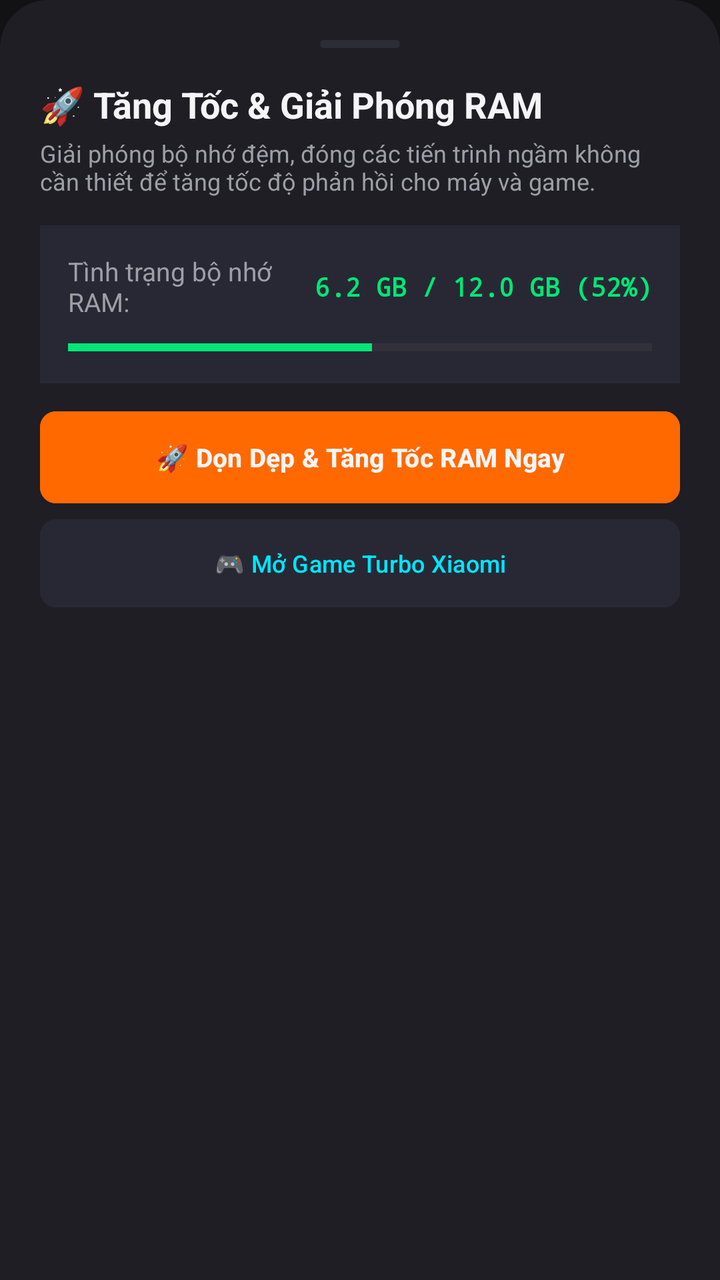
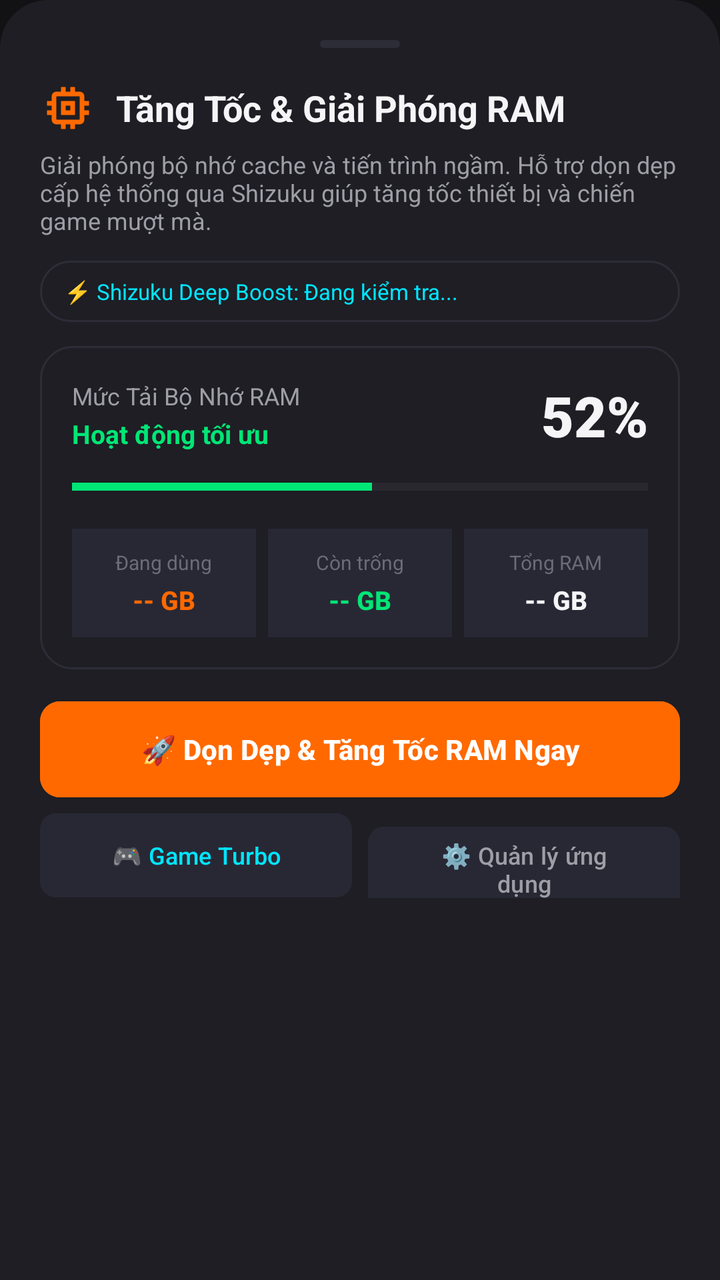

An Android layout rendered at two revisions. The XML below is the earlier revision; the diff shows what the commit changed to produce the second picture.
<!-- AndroidManifest.xml: application theme Theme.ToolXiaomi -->
<!-- res/layout/bottom_sheet_ram.xml -->
<?xml version="1.0" encoding="utf-8"?>
<androidx.core.widget.NestedScrollView xmlns:android="http://schemas.android.com/apk/res/android"
    xmlns:app="http://schemas.android.com/apk/res-auto"
    android:layout_width="match_parent"
    android:layout_height="wrap_content"
    android:background="@drawable/bg_bottom_sheet"
    android:fillViewport="true"
    android:overScrollMode="never">

    <LinearLayout
        android:layout_width="match_parent"
        android:layout_height="wrap_content"
        android:orientation="vertical"
        android:padding="20dp">

        
        <View
            android:layout_width="40dp"
            android:layout_height="4dp"
            android:layout_gravity="center_horizontal"
            android:layout_marginBottom="16dp"
            android:background="@drawable/bg_drag_handle" />

        <TextView
            android:layout_width="wrap_content"
            android:layout_height="wrap_content"
            android:text="🚀 Tăng Tốc &amp; Giải Phóng RAM"
            android:textColor="@color/text_primary"
            android:textSize="18sp"
            android:textStyle="bold" />

        <TextView
            android:layout_width="wrap_content"
            android:layout_height="wrap_content"
            android:layout_marginTop="4dp"
            android:text="Giải phóng bộ nhớ đệm, đóng các tiến trình ngầm không cần thiết để tăng tốc độ phản hồi cho máy và game."
            android:textColor="@color/text_secondary"
            android:textSize="12sp" />

        
        <LinearLayout
            android:layout_width="match_parent"
            android:layout_height="wrap_content"
            android:layout_marginTop="14dp"
            android:background="@color/card_highlight"
            android:orientation="vertical"
            android:padding="14dp">

            <LinearLayout
                android:layout_width="match_parent"
                android:layout_height="wrap_content"
                android:gravity="center_vertical"
                android:orientation="horizontal">

                <TextView
                    android:layout_width="0dp"
                    android:layout_height="wrap_content"
                    android:layout_weight="1"
                    android:text="Tình trạng bộ nhớ RAM:"
                    android:textColor="@color/text_secondary"
                    android:textSize="13sp" />

                <TextView
                    android:id="@+id/bs_tv_ram_stats"
                    android:layout_width="wrap_content"
                    android:layout_height="wrap_content"
                    android:fontFamily="monospace"
                    android:text="6.2 GB / 12.0 GB (52%)"
                    android:textColor="@color/neon_green"
                    android:textSize="13sp"
                    android:textStyle="bold" />
            </LinearLayout>

            <ProgressBar
                android:id="@+id/bs_pb_ram_usage"
                style="?android:attr/progressBarStyleHorizontal"
                android:layout_width="match_parent"
                android:layout_height="8dp"
                android:layout_marginTop="10dp"
                android:max="100"
                android:progress="52"
                android:progressTint="@color/neon_green" />
        </LinearLayout>

        <com.google.android.material.button.MaterialButton
            android:id="@+id/bs_btn_boost_ram"
            android:layout_width="match_parent"
            android:layout_height="wrap_content"
            android:layout_marginTop="14dp"
            android:minHeight="46dp"
            android:backgroundTint="@color/mi_orange"
            android:insetTop="0dp"
            android:insetBottom="0dp"
            android:text="🚀 Dọn Dẹp &amp; Tăng Tốc RAM Ngay"
            android:textColor="@color/text_primary"
            android:textSize="13sp"
            android:textStyle="bold"
            app:cornerRadius="8dp" />

        <com.google.android.material.button.MaterialButton
            android:id="@+id/bs_btn_open_game_turbo"
            android:layout_width="match_parent"
            android:layout_height="wrap_content"
            android:layout_marginTop="8dp"
            android:minHeight="44dp"
            android:backgroundTint="@color/card_highlight"
            android:insetTop="0dp"
            android:insetBottom="0dp"
            android:text="🎮 Mở Game Turbo Xiaomi"
            android:textColor="@color/neon_cyan"
            android:textSize="12sp"
            app:cornerRadius="8dp" />

    </LinearLayout>

</androidx.core.widget.NestedScrollView>
<!-- resources referenced by this layout -->
<resources>
  <color name="card_highlight">#282834</color>
  <color name="mi_orange">#FF6900</color>
  <color name="neon_cyan">#00E5FF</color>
  <color name="neon_green">#00E676</color>
  <color name="text_primary">#F5F5F7</color>
  <color name="text_secondary">#9E9EA7</color>
  <!-- drawable bg_bottom_sheet (drawable) -->
  <?xml version="1.0" encoding="utf-8"?>
  <shape xmlns:android="http://schemas.android.com/apk/res/android"
      android:shape="rectangle">
      <solid android:color="@color/card_dark" />
      <corners
          android:topLeftRadius="24dp"
          android:topRightRadius="24dp" />
  </shape>
  <!-- drawable bg_drag_handle (drawable) -->
  <?xml version="1.0" encoding="utf-8"?>
  <shape xmlns:android="http://schemas.android.com/apk/res/android"
      android:shape="rectangle">
      <solid android:color="@color/card_dark_stroke" />
      <corners android:radius="2dp" />
  </shape>
  <style name="Theme.ToolXiaomi" parent="Theme.Material3.DayNight.NoActionBar">
          <item name="colorPrimary">@color/mi_orange</item>
          <item name="colorPrimaryVariant">@color/mi_orange_dark</item>
          <item name="colorOnPrimary">#FFFFFF</item>
          <item name="android:statusBarColor">@color/bg_dark</item>
          <item name="android:navigationBarColor">@color/bg_dark</item>
          <item name="android:windowBackground">@color/bg_dark</item>
      </style>
  <color name="card_dark">#1E1E24</color>
  <color name="card_dark_stroke">#2D2D38</color>
  <color name="mi_orange_dark">#E55D00</color>
  <color name="bg_dark">#121214</color>
</resources>

<!-- the commit's change to res/layout/bottom_sheet_ram.xml (unified diff, before → after) -->
@@ -21,95 +21,326 @@
             android:layout_marginBottom="16dp"
             android:background="@drawable/bg_drag_handle" />
 
+        
+        <LinearLayout
+            android:layout_width="match_parent"
+            android:layout_height="wrap_content"
+            android:gravity="center_vertical"
+            android:orientation="horizontal">
+
+            <ImageView
+                android:layout_width="28dp"
+                android:layout_height="28dp"
+                android:contentDescription="RAM Icon"
+                android:src="@drawable/ic_ram"
+                app:tint="@color/mi_orange" />
+
+            <TextView
+                android:layout_width="0dp"
+                android:layout_height="wrap_content"
+                android:layout_marginStart="10dp"
+                android:layout_weight="1"
+                android:text="Tăng Tốc &amp; Giải Phóng RAM"
+                android:textColor="@color/text_primary"
+                android:textSize="18sp"
+                android:textStyle="bold" />
+        </LinearLayout>
+
         <TextView
             android:layout_width="wrap_content"
             android:layout_height="wrap_content"
-            android:text="🚀 Tăng Tốc &amp; Giải Phóng RAM"
-            android:textColor="@color/text_primary"
-            android:textSize="18sp"
-            android:textStyle="bold" />
-
-        <TextView
-            android:layout_width="wrap_content"
-            android:layout_height="wrap_content"
-            android:layout_marginTop="4dp"
-            android:text="Giải phóng bộ nhớ đệm, đóng các tiến trình ngầm không cần thiết để tăng tốc độ phản hồi cho máy và game."
+            android:layout_marginTop="6dp"
+            android:text="Giải phóng bộ nhớ cache và tiến trình ngầm. Hỗ trợ dọn dẹp cấp hệ thống qua Shizuku giúp tăng tốc thiết bị và chiến game mượt mà."
             android:textColor="@color/text_secondary"
             android:textSize="12sp" />
 
         
         <LinearLayout
-            android:layout_width="match_parent"
-            android:layout_height="wrap_content"
-            android:layout_marginTop="14dp"
-            android:background="@color/card_highlight"
+            android:id="@+id/bs_layout_shizuku_badge"
+            android:layout_width="match_parent"
+            android:layout_height="wrap_content"
+            android:layout_marginTop="12dp"
+            android:background="@drawable/bg_card_rounded"
+            android:gravity="center_vertical"
+            android:orientation="horizontal"
+            android:paddingStart="12dp"
+            android:paddingTop="8dp"
+            android:paddingEnd="12dp"
+            android:paddingBottom="8dp">
+
+            <TextView
+                android:id="@+id/bs_tv_shizuku_status"
+                android:layout_width="match_parent"
+                android:layout_height="wrap_content"
+                android:text="⚡ Shizuku Deep Boost: Đang kiểm tra..."
+                android:textColor="@color/neon_cyan"
+                android:textSize="11sp" />
+        </LinearLayout>
+
+        
+        <LinearLayout
+            android:layout_width="match_parent"
+            android:layout_height="wrap_content"
+            android:layout_marginTop="12dp"
+            android:background="@drawable/bg_card_rounded"
             android:orientation="vertical"
-            android:padding="14dp">
-
+            android:padding="16dp">
+
+            
             <LinearLayout
                 android:layout_width="match_parent"
                 android:layout_height="wrap_content"
                 android:gravity="center_vertical"
                 android:orientation="horizontal">
 
+                <LinearLayout
+                    android:layout_width="0dp"
+                    android:layout_height="wrap_content"
+                    android:layout_weight="1"
+                    android:orientation="vertical">
+
+                    <TextView
+                        android:layout_width="wrap_content"
+                        android:layout_height="wrap_content"
+                        android:text="Mức Tải Bộ Nhớ RAM"
+                        android:textColor="@color/text_secondary"
+                        android:textSize="12sp" />
+
+                    <TextView
+                        android:id="@+id/bs_tv_ram_level_desc"
+                        android:layout_width="wrap_content"
+                        android:layout_height="wrap_content"
+                        android:layout_marginTop="2dp"
+                        android:text="Hoạt động tối ưu"
+                        android:textColor="@color/neon_green"
+                        android:textSize="13sp"
+                        android:textStyle="bold" />
+                </LinearLayout>
+
                 <TextView
-                    android:layout_width="0dp"
-                    android:layout_height="wrap_content"
-                    android:layout_weight="1"
-                    android:text="Tình trạng bộ nhớ RAM:"
-                    android:textColor="@color/text_secondary"
-                    android:textSize="13sp" />
-
-                <TextView
-                    android:id="@+id/bs_tv_ram_stats"
+                    android:id="@+id/bs_tv_ram_percent"
                     android:layout_width="wrap_content"
                     android:layout_height="wrap_content"
-                    android:fontFamily="monospace"
-                    android:text="6.2 GB / 12.0 GB (52%)"
-                    android:textColor="@color/neon_green"
-                    android:textSize="13sp"
-                    android:textStyle="bold" />
+                    android:fontFamily="sans-serif-black"
+                    android:text="52%"
+                    android:textColor="@color/text_primary"
+                    android:textSize="28sp" />
             </LinearLayout>
 
+            
             <ProgressBar
                 android:id="@+id/bs_pb_ram_usage"
                 style="?android:attr/progressBarStyleHorizontal"
                 android:layout_width="match_parent"
-                android:layout_height="8dp"
-                android:layout_marginTop="10dp"
+                android:layout_height="10dp"
+                android:layout_marginTop="12dp"
                 android:max="100"
                 android:progress="52"
                 android:progressTint="@color/neon_green" />
-        </LinearLayout>
-
+
+            
+            <LinearLayout
+                android:layout_width="match_parent"
+                android:layout_height="wrap_content"
+                android:layout_marginTop="16dp"
+                android:orientation="horizontal">
+
+                
+                <LinearLayout
+                    android:layout_width="0dp"
+                    android:layout_height="wrap_content"
+                    android:layout_weight="1"
+                    android:background="@color/card_highlight"
+                    android:gravity="center"
+                    android:orientation="vertical"
+                    android:paddingTop="10dp"
+                    android:paddingBottom="10dp">
+
+                    <TextView
+                        android:layout_width="wrap_content"
+                        android:layout_height="wrap_content"
+                        android:text="Đang dùng"
+                        android:textColor="@color/text_muted"
+                        android:textSize="10sp" />
+
+                    <TextView
+                        android:id="@+id/bs_tv_ram_used"
+                        android:layout_width="wrap_content"
+                        android:layout_height="wrap_content"
+                        android:layout_marginTop="3dp"
+                        android:fontFamily="sans-serif-medium"
+                        android:text="-- GB"
+                        android:textColor="@color/mi_orange"
+                        android:textSize="13sp"
+                        android:textStyle="bold" />
+                </LinearLayout>
+
+                <View
+                    android:layout_width="6dp"
+                    android:layout_height="match_parent" />
+
+                
+                <LinearLayout
+                    android:layout_width="0dp"
+                    android:layout_height="wrap_content"
+                    android:layout_weight="1"
+                    android:background="@color/card_highlight"
+                    android:gravity="center"
+                    android:orientation="vertical"
+                    android:paddingTop="10dp"
+                    android:paddingBottom="10dp">
+
+                    <TextView
+                        android:layout_width="wrap_content"
+                        android:layout_height="wrap_content"
+                        android:text="Còn trống"
+                        android:textColor="@color/text_muted"
+                        android:textSize="10sp" />
+
+                    <TextView
+                        android:id="@+id/bs_tv_ram_free"
+                        android:layout_width="wrap_content"
+                        android:layout_height="wrap_content"
+                        android:layout_marginTop="3dp"
+                        android:fontFamily="sans-serif-medium"
+                        android:text="-- GB"
+                        android:textColor="@color/neon_green"
+                        android:textSize="13sp"
+                        android:textStyle="bold" />
+                </LinearLayout>
+
+                <View
+                    android:layout_width="6dp"
+                    android:layout_height="match_parent" />
+
+                
+                <LinearLayout
+                    android:layout_width="0dp"
+                    android:layout_height="wrap_content"
+                    android:layout_weight="1"
+                    android:background="@color/card_highlight"
+                    android:gravity="center"
+                    android:orientation="vertical"
+                    android:paddingTop="10dp"
+                    android:paddingBottom="10dp">
+
+                    <TextView
+                        android:layout_width="wrap_content"
+                        android:layout_height="wrap_content"
+                        android:text="Tổng RAM"
+                        android:textColor="@color/text_muted"
+                        android:textSize="10sp" />
+
+                    <TextView
+                        android:id="@+id/bs_tv_ram_total"
+                        android:layout_width="wrap_content"
+                        android:layout_height="wrap_content"
+                        android:layout_marginTop="3dp"
+                        android:fontFamily="sans-serif-medium"
+                        android:text="-- GB"
+                        android:textColor="@color/text_primary"
+                        android:textSize="13sp"
+                        android:textStyle="bold" />
+                </LinearLayout>
+
+            </LinearLayout>
+
+            
+            <TextView
+                android:id="@+id/bs_tv_ram_stats"
+                android:layout_width="wrap_content"
+                android:layout_height="wrap_content"
+                android:layout_marginTop="8dp"
+                android:fontFamily="monospace"
+                android:text="-- / --"
+                android:textColor="@color/text_secondary"
+                android:textSize="11sp"
+                android:visibility="gone" />
+
+        </LinearLayout>
+
+        
+        <LinearLayout
+            android:id="@+id/bs_layout_boost_result"
+            android:layout_width="match_parent"
+            android:layout_height="wrap_content"
+            android:layout_marginTop="12dp"
+            android:background="@drawable/bg_card_rounded"
+            android:orientation="vertical"
+            android:padding="12dp"
+            android:visibility="gone">
+
+            <TextView
+                android:id="@+id/bs_tv_boost_result_title"
+                android:layout_width="wrap_content"
+                android:layout_height="wrap_content"
+                android:text="🎉 Đã giải phóng RAM thành công!"
+                android:textColor="@color/neon_green"
+                android:textSize="13sp"
+                android:textStyle="bold" />
+
+            <TextView
+                android:id="@+id/bs_tv_boost_result_desc"
+                android:layout_width="wrap_content"
+                android:layout_height="wrap_content"
+                android:layout_marginTop="4dp"
+                android:text="Đã giải phóng +280 MB RAM và đóng 6 tiến trình nền."
+                android:textColor="@color/text_secondary"
+                android:textSize="11sp" />
+        </LinearLayout>
+
+        
         <com.google.android.material.button.MaterialButton
             android:id="@+id/bs_btn_boost_ram"
             android:layout_width="match_parent"
             android:layout_height="wrap_content"
-            android:layout_marginTop="14dp"
-            android:minHeight="46dp"
+            android:layout_marginTop="16dp"
+            android:minHeight="48dp"
             android:backgroundTint="@color/mi_orange"
             android:insetTop="0dp"
             android:insetBottom="0dp"
             android:text="🚀 Dọn Dẹp &amp; Tăng Tốc RAM Ngay"
-            android:textColor="@color/text_primary"
-            android:textSize="13sp"
+            android:textColor="@color/white"
+            android:textSize="14sp"
             android:textStyle="bold"
-            app:cornerRadius="8dp" />
-
-        <com.google.android.material.button.MaterialButton
-            android:id="@+id/bs_btn_open_game_turbo"
+            app:cornerRadius="10dp" />
+
+        <LinearLayout
             android:layout_width="match_parent"
             android:layout_height="wrap_content"
             android:layout_marginTop="8dp"
-            android:minHeight="44dp"
-            android:backgroundTint="@color/card_highlight"
-            android:insetTop="0dp"
-            android:insetBottom="0dp"
-            android:text="🎮 Mở Game Turbo Xiaomi"
-            android:textColor="@color/neon_cyan"
-            android:textSize="12sp"
-            app:cornerRadius="8dp" />
+            android:orientation="horizontal">
+
+            <com.google.android.material.button.MaterialButton
+                android:id="@+id/bs_btn_open_game_turbo"
+                android:layout_width="0dp"
+                android:layout_height="wrap_content"
+                android:layout_marginEnd="4dp"
+                android:layout_weight="1"
+                android:minHeight="42dp"
+                android:backgroundTint="@color/card_highlight"
+                android:insetTop="0dp"
+                android:insetBottom="0dp"
+                android:text="🎮 Game Turbo"
+                android:textColor="@color/neon_cyan"
+                android:textSize="12sp"
+                app:cornerRadius="8dp" />
+
+            <com.google.android.material.button.MaterialButton
+                android:id="@+id/bs_btn_open_running_apps"
+                android:layout_width="0dp"
+                android:layout_height="wrap_content"
+                android:layout_marginStart="4dp"
+                android:layout_weight="1"
+                android:minHeight="42dp"
+                android:backgroundTint="@color/card_highlight"
+                android:insetTop="0dp"
+                android:insetBottom="0dp"
+                android:text="⚙️ Quản lý ứng dụng"
+                android:textColor="@color/text_secondary"
+                android:textSize="12sp"
+                app:cornerRadius="8dp" />
+        </LinearLayout>
 
     </LinearLayout>
 
<!-- resource entries referenced after the edit -->
@@ -4,8 +4,10 @@
   <color name="mi_orange">#FF6900</color>
   <color name="neon_cyan">#00E5FF</color>
   <color name="neon_green">#00E676</color>
+  <color name="text_muted">#6C6C78</color>
   <color name="text_primary">#F5F5F7</color>
   <color name="text_secondary">#9E9EA7</color>
+  <color name="white">#FFFFFF</color>
   <!-- drawable bg_bottom_sheet (drawable) -->
   <?xml version="1.0" encoding="utf-8"?>
   <shape xmlns:android="http://schemas.android.com/apk/res/android"
@@ -15,6 +17,16 @@
           android:topLeftRadius="24dp"
           android:topRightRadius="24dp" />
   </shape>
+  <!-- drawable bg_card_rounded (drawable) -->
+  <?xml version="1.0" encoding="utf-8"?>
+  <shape xmlns:android="http://schemas.android.com/apk/res/android"
+      android:shape="rectangle">
+      <corners android:radius="16dp" />
+      <solid android:color="@color/card_dark" />
+      <stroke
+          android:width="1dp"
+          android:color="@color/card_dark_stroke" />
+  </shape>
   <!-- drawable bg_drag_handle (drawable) -->
   <?xml version="1.0" encoding="utf-8"?>
   <shape xmlns:android="http://schemas.android.com/apk/res/android"
@@ -22,6 +34,16 @@
       <solid android:color="@color/card_dark_stroke" />
       <corners android:radius="2dp" />
   </shape>
+  <!-- drawable ic_ram (drawable) -->
+  <vector xmlns:android="http://schemas.android.com/apk/res/android"
+      android:width="24dp"
+      android:height="24dp"
+      android:viewportWidth="24"
+      android:viewportHeight="24">
+      <path
+          android:fillColor="#FF6900"
+          android:pathData="M15,9H9v6h6V9zm-2,4h-2v-2h2v2zm8,-2V9h-2V7c0,-1.1 -0.9,-2 -2,-2h-2V3h-2v2h-2V3H9v2H7c-1.1,0 -2,0.9 -2,2v2H3v2h2v2H3v2h2v2c0,1.1 0.9,2 2,2h2v2h2v-2h2v2h2v-2h2c1.1,0 2,-0.9 2,-2v-2h2v-2h-2v-2h2zm-4,6H7V7h10v10z" />
+  </vector>
   <style name="Theme.ToolXiaomi" parent="Theme.Material3.DayNight.NoActionBar">
           <item name="colorPrimary">@color/mi_orange</item>
           <item name="colorPrimaryVariant">@color/mi_orange_dark</item>
